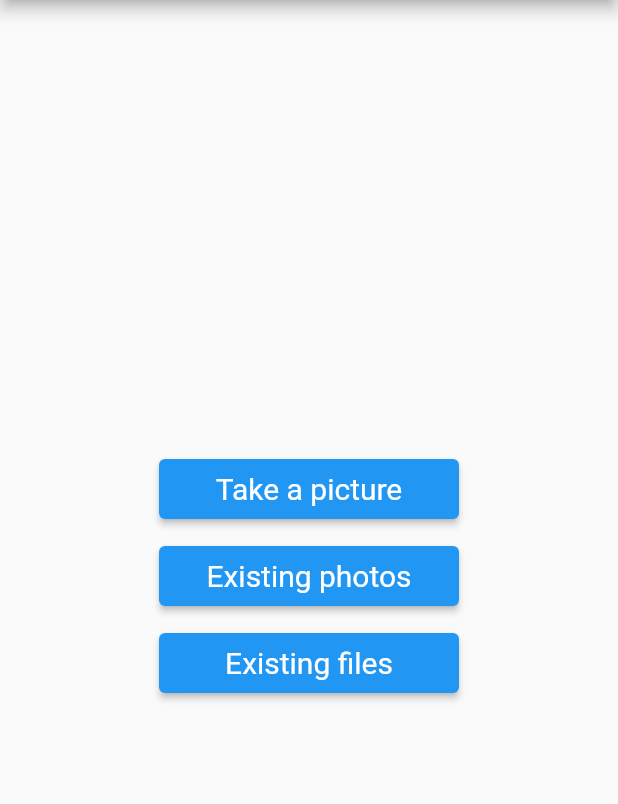
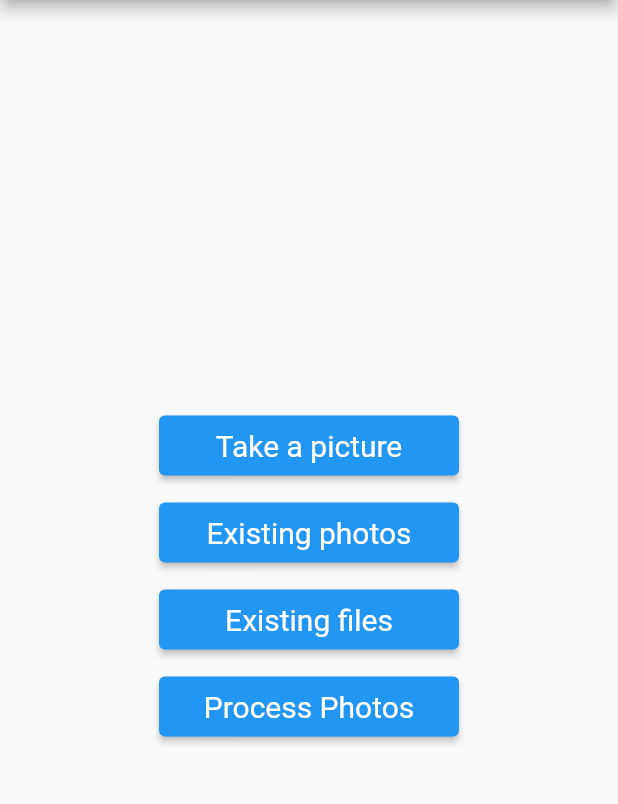
Before and after one commit to FLance03/whiteboard-scanning-app, a Flutter app: the screen it shows after launch, after a tap on "Existing photos", on a phone screen of 412 x 824 dp, the part 84-888 px from its top. Run offline on Flutter 3.47's test engine with Material 2 defaults, Android fonts, the light colour scheme and no system bars; our stand-ins replace camera, open_file.

Commit message:
Initial code for receiving data from server

```diff
--- a/mobile_app/lib/main.dart
+++ b/mobile_app/lib/main.dart
@@ -37,11 +37,13 @@ RouteFactory _routes() {
       case '/photos':
         screen = Photos(
           files: arguments['photos'],
+          toOpen: arguments['toOpen']
         );
         break;
       case '/files':
         screen = Files(
           files: arguments['files'],
+          toOpen: arguments['toOpen'],
         );
         break;
       default:
--- a/mobile_app/lib/screens/Home.dart
+++ b/mobile_app/lib/screens/Home.dart
@@ -4,6 +4,16 @@ import 'dart:async';
 import 'dart:io';
 
 import '../classes/FileHelpers.dart';
+
+/*
+kp flutter (future builder, circular progress indicator)
+server takes the file, server gives it to python, server waits for python word output
+flutter:
+- user picks photos and use json and uploads it to server
+- after receiving the word file, it saves the word file to its designated folder
+- Put a screen that freezes app before downloading
+
+*/
 
 class Home extends StatelessWidget {
   @override
@@ -29,14 +39,20 @@ class Home extends StatelessWidget {
             const SizedBox(height: 10),
             ElevatedButton(
               style: style,
-              onPressed: () => _photos(context),
+              onPressed: () => _photos(context, false),
               child: Text('Existing photos'),
             ),
             const SizedBox(height: 10),
             ElevatedButton(
               style: style,
-              onPressed: () => _file(context),
+              onPressed: () => _file(context, false),
               child: Text('Existing files'),
+            ),
+            const SizedBox(height: 10),
+            ElevatedButton(
+              style: style,
+              onPressed: () => _file(context, true),
+              child: Text('Process Photos'),
             ),
           ],
         ),
@@ -47,7 +63,7 @@ class Home extends StatelessWidget {
   void _camera(BuildContext context) {
     Navigator.pushNamed(context, '/camera');
   }
-  void _photos(BuildContext context) async {
+  void _photos(BuildContext context, bool toOpen) async {
     final directory = await getExternalStorageDirectory();
     final imagePath = '${directory!.path}/photos' ;
     final imageDir = await new Directory(imagePath).create();
@@ -56,21 +72,22 @@ class Home extends StatelessWidget {
       context,
       '/photos',
       arguments: {
-        'photos': await FileHelpers.dirContents(imageDir)
+        'photos': await FileHelpers.dirContents(imageDir),
+        'toOpen': toOpen
       }
     );
   }
-  void _file(BuildContext context) async {
+  void _file(BuildContext context, bool toOpen) async {
     final directory = await getExternalStorageDirectory();
     final filePath = '${directory!.path}/Files';
     final fileDir = await new Directory(filePath).create();
     print(await FileHelpers.dirContents(fileDir));
-    print("fuck");
     Navigator.pushNamed(
       context,
       '/files',
       arguments: {
-        'files': await FileHelpers.dirContents(fileDir)
+        'files': await FileHelpers.dirContents(fileDir),
+        'toOpen': toOpen
       }
     );
   }
--- a/mobile_app/pubspec.yaml
+++ b/mobile_app/pubspec.yaml
@@ -26,6 +26,7 @@ dependencies:
   camera:
   path_provider:
   path:
+  http:
 
 
   # The following adds the Cupertino Icons font to your application.
```
Also changed, not shown: mobile_app/lib/screens/Files.dart (+15 -2 lines), mobile_app/lib/screens/Photos.dart (+5 -2 lines), mobile_app/lib/widgets/ListFiles.dart (+41 -8 lines), mobile_app/lib/widgets/ListPhotos.dart (+20 -3 lines), mobile_app/pubspec.lock, 1 other file.
